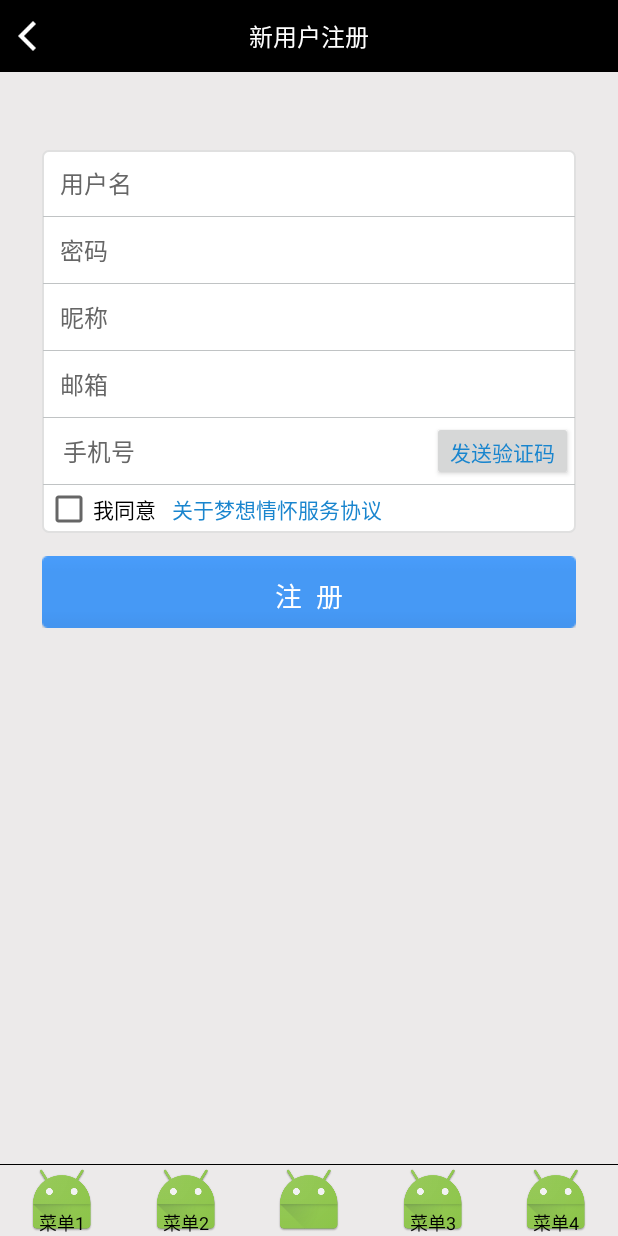
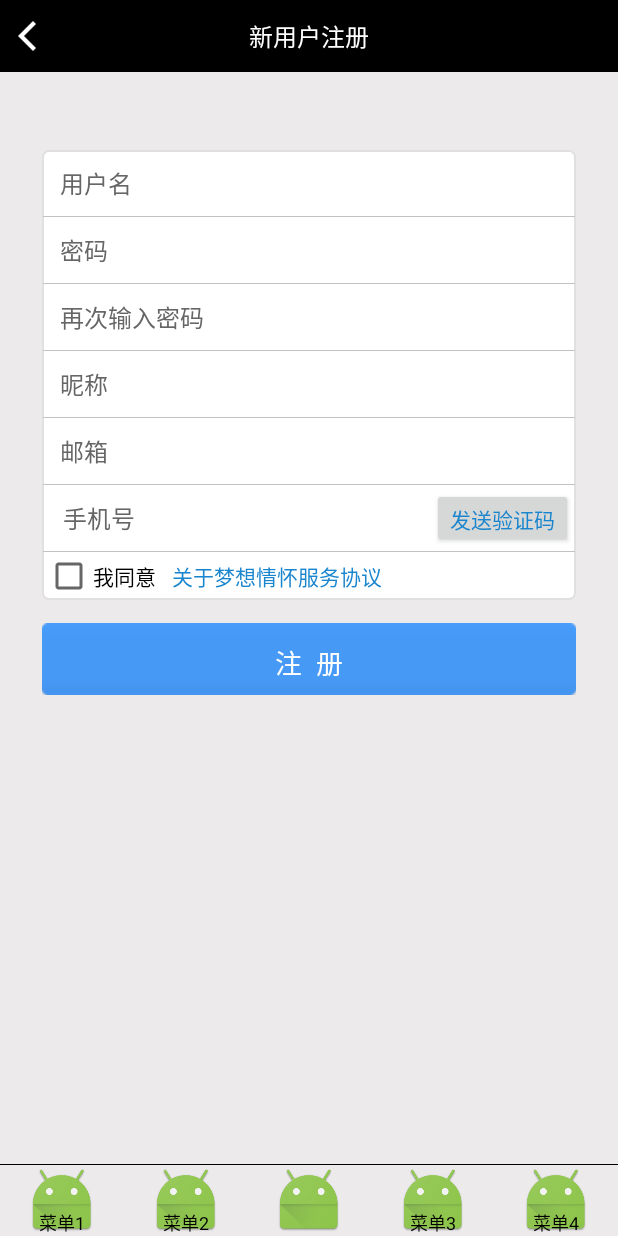
Before and after one commit to wslongchen/DreamTogether, an Android app: the fragment DreamerRegisterFragment placed in its activity, on a phone screen of 412 x 824 dp. Run offline under Robolectric (Android 15) with nearby library versions, the phone set to English and light mode, and no system bars.

Commit message:
完善基本功能。下一步新增用户头像更改以及用户功能需求。
此项目为某课程设计短时间延后。

```diff
--- a/ANDROID客户端/DreamTogether/app/build.gradle
+++ b/ANDROID客户端/DreamTogether/app/build.gradle
@@ -6,7 +6,7 @@ android {
 
     defaultConfig {
         applicationId "com.example.mrpan.dreamtogether"
-        minSdkVersion 21
+        minSdkVersion 19
         targetSdkVersion 23
         versionCode 1
         versionName "1.0"
--- a/ANDROID客户端/DreamTogether/app/src/main/java/com/example/mrpan/dreamtogether/OtherActivity.java
+++ b/ANDROID客户端/DreamTogether/app/src/main/java/com/example/mrpan/dreamtogether/OtherActivity.java
@@ -39,6 +39,7 @@ public class OtherActivity extends FragmentActivity {
         initView();
         Bundle bundle=getIntent().getExtras();
         int type=bundle.getInt("type");
+        int ID=0;
         switch (type){
             case Config.REGISTER_TYPE:
                 transaction = getSupportFragmentManager().beginTransaction();
@@ -48,7 +49,7 @@ public class OtherActivity extends FragmentActivity {
                 transaction.commit();
                 break;
             case Config.TIMELINE_TYPE:
-                int ID=bundle.getInt("data");
+                ID=bundle.getInt("data");
                 transaction = getSupportFragmentManager().beginTransaction();
                 //transaction.setCustomAnimations(R.anim.left_in,R.anim.left_out,R.anim.right_in,R.anim.right_out);
                 transaction.replace(R.id.other_layout, fragmentHashMap.get(UserDreamListFragment.TAG));
@@ -57,8 +58,10 @@ public class OtherActivity extends FragmentActivity {
                 transaction.commit();
                 break;
             case Config.POST_TYPE:
+                ID=bundle.getInt("data");
                 transaction=getSupportFragmentManager().beginTransaction();
                 transaction.replace(R.id.other_layout, fragmentHashMap.get(DreamPostFragment.TAG));
+                ((DreamPostFragment)fragmentHashMap.get(DreamPostFragment.TAG)).setUserID(ID);
                 //transaction.addToBackStack(null);
                 transaction.commit();
                 break;
--- a/ANDROID客户端/DreamTogether/app/src/main/java/com/example/mrpan/dreamtogether/fragment/DreamerLoginFragment.java
+++ b/ANDROID客户端/DreamTogether/app/src/main/java/com/example/mrpan/dreamtogether/fragment/DreamerLoginFragment.java
@@ -108,7 +108,7 @@ public class DreamerLoginFragment extends Fragment implements View.OnClickListen
                 if(RegexUtils.checkPassword(name) && RegexUtils.checkPassword(password)) {
                     dialog= DialogUtils.getLoadDialog(getActivity());
                     dialog.show();
-                    HttpHelper.getInstance().asyHttpGetRequest(Config.Login_User(name, password), new HttpResponseCallBack() {
+                    HttpHelper.getInstance().asyHttpGetRequest(Config.Login_User(name, Md5Utils.StrToMd5(password)), new HttpResponseCallBack() {
                         @Override
                         public void onSuccess(String url, String result) {
                             dialog.dismiss();
--- a/ANDROID客户端/DreamTogether/app/src/main/java/com/example/mrpan/dreamtogether/fragment/DreamerRegisterFragment.java
+++ b/ANDROID客户端/DreamTogether/app/src/main/java/com/example/mrpan/dreamtogether/fragment/DreamerRegisterFragment.java
@@ -52,7 +52,7 @@ public class DreamerRegisterFragment extends Fragment implements View.OnClickLis
     private HttpHelper httpHelper=null;
     private Context context=null;
 
-    private DeletableEditText name,password,email,nickname,phone;
+    private DeletableEditText name,password,password_valid,email,nickname,phone;
     private TextView xieyi;
     private Button registerBtn;
     private CheckBox register_agree_ck;
@@ -85,6 +85,7 @@ public class DreamerRegisterFragment extends Fragment implements View.OnClickLis
         name=(DeletableEditText)currentView.findViewById(R.id.register_loginName);
         nickname=(DeletableEditText)currentView.findViewById(R.id.register_nickname);
         password=(DeletableEditText)currentView.findViewById(R.id.register_password);
+        password_valid=(DeletableEditText)currentView.findViewById(R.id.register_password_valid);
         email=(DeletableEditText)currentView.findViewById(R.id.register_email);
         xieyi=(TextView)currentView.findViewById(R.id.register_tvAboutAgreement);
         register_agree_ck=(CheckBox)currentView.findViewById(R.id.register_ck);
@@ -125,9 +126,14 @@ public class DreamerRegisterFragment extends Fragment implements View.OnClickLis
         user.setUser_status("0");
         user.setUser_registered(DateUtils.getCurrentTimeStr());
         String pass=password.getText().toString();
+        String pass2=password_valid.getText().toString();
         user.setUser_pass(Md5Utils.StrToMd5(pass));
-        if(!RegexUtils.checkPassword(namestr) && !RegexUtils.checkPassword(emailstr) && !RegexUtils.checkPassword(nicknamestr) && !RegexUtils.checkPassword(phonestr)){
+        if(!RegexUtils.checkPassword(namestr) && !RegexUtils.checkPassword(emailstr) && !RegexUtils.checkPassword(nicknamestr) && !RegexUtils.checkPassword(phonestr)&& !RegexUtils.checkPassword(pass)&& !RegexUtils.checkPassword(pass2)){
             Toast.makeText(context,"输入项不能为空！",Toast.LENGTH_LONG).show();
+            return false;
+        }
+        else if(!RegexUtils.checkPasswordValid(pass,pass2)){
+            Toast.makeText(context,"两次输入的密码不一致！",Toast.LENGTH_LONG).show();
             return false;
         }
         else if(!RegexUtils.checkEmail(emailstr)){
--- a/ANDROID客户端/DreamTogether/app/src/main/java/com/example/mrpan/dreamtogether/fragment/WorldCircleFragment.java
+++ b/ANDROID客户端/DreamTogether/app/src/main/java/com/example/mrpan/dreamtogether/fragment/WorldCircleFragment.java
@@ -69,8 +69,8 @@ public class WorldCircleFragment extends Fragment implements View.OnClickListene
         httpHelper.asyHttpGetRequest(Config.REQUEST_ALL_DREAM, new DreamHttpResponseCallBack(Config.ALL_DREAM));
         //httpHelper.asyHttpPostRequest("http://dream.mrpann.com/index.php?action=post&type=photo","/storage/09E4-361E/Pictures/icon_news.png",new DreamHttpResponseCallBack(12));
         DreamPosts cache= (DreamPosts) CacheUtils.readHttpCache(Config.DIR_CACHE_PATH,"all_dream");
-        if(cache.getPost().size()>0)
-            dreams=cache;
+//        if(cache.getPost().size()>0)
+  //          dreams=cache;
     }
 
     private void showData(){
--- a/ANDROID客户端/DreamTogether/app/src/main/java/com/example/mrpan/dreamtogether/utils/Config.java
+++ b/ANDROID客户端/DreamTogether/app/src/main/java/com/example/mrpan/dreamtogether/utils/Config.java
@@ -47,6 +47,12 @@ public class Config {
     private static final String LOGIN_Str2="&password=";
     private static final String REQUEST_ALL_AUTHOR_DREAM="http://dream.mrpann.com/index.php?action=list&type=getDreamByAuthor&id=";
 
+    private static final String REQUEST_USE_WITH_ID="http://dream.mrpann.com/index.php?action=list&type=getUserByID&id=";
+
+    public static String GetUserByID(int id){
+        return REQUEST_USE_WITH_ID+id;
+    }
+
     public static String GetDreamByAuthor(int id){
         return REQUEST_ALL_AUTHOR_DREAM+id;
     }
--- a/ANDROID客户端/DreamTogether/app/src/main/res/layout/user_register.xml
+++ b/ANDROID客户端/DreamTogether/app/src/main/res/layout/user_register.xml
@@ -45,6 +45,30 @@
             android:background="#00ffffff"
             android:gravity="center_vertical"
             android:hint="密码"
+            android:inputType="textPassword"
+            android:digits="0123456789abcdefghijklmnopqrstuvwxyzABCDEFGHIJKLMNOPQRSTUVWXYZ"
+            android:maxLength="8"
+            android:maxLines="1"
+            android:paddingLeft="12.0dip"
+            android:textColor="#ff1d1d1d"
+            android:textColorHint="#ff666666"
+            android:layout_marginRight="2dp"
+            android:textSize="16.0sp" />
+
+        <View
+            android:layout_width="fill_parent"
+            android:layout_height="1.0px"
+            android:layout_marginLeft="1.0px"
+            android:layout_marginRight="1.0px"
+            android:background="#ffc0c3c4" />
+
+        <com.example.mrpan.dreamtogether.view.DeletableEditText
+            android:id="@+id/register_password_valid"
+            android:layout_width="fill_parent"
+            android:layout_height="44.0dip"
+            android:background="#00ffffff"
+            android:gravity="center_vertical"
+            android:hint="再次输入密码"
             android:inputType="textPassword"
             android:digits="0123456789abcdefghijklmnopqrstuvwxyzABCDEFGHIJKLMNOPQRSTUVWXYZ"
             android:maxLength="8"
```
Also changed, not shown: ANDROID客户端/DreamTogether/app/src/main/java/com/example/mrpan/dreamtogether/fragment/DreamPostFragment.java (+11 -1 lines), ANDROID客户端/DreamTogether/app/src/main/java/com/example/mrpan/dreamtogether/fragment/DreamerInfoFragment.java (+13 -2 lines), ANDROID客户端/DreamTogether/app/src/main/java/com/example/mrpan/dreamtogether/fragment/UserDreamListFragment.java (+56 -19 lines), ANDROID客户端/DreamTogether/app/src/main/java/com/example/mrpan/dreamtogether/utils/RegexUtils.java (+12 -0 lines), ANDROID客户端/DreamTogether/app/src/main/res/layout/user_dreamlist_recent.xml (+18 -5 lines).
